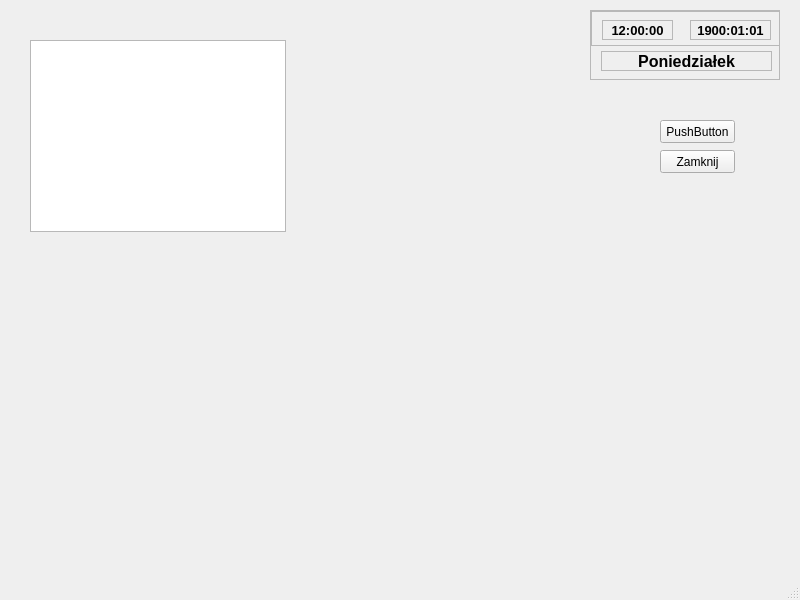
Above: Kontrahent/kontrahentlista.ui from Astropl/TestRamek before the change. Below: the same form after it.
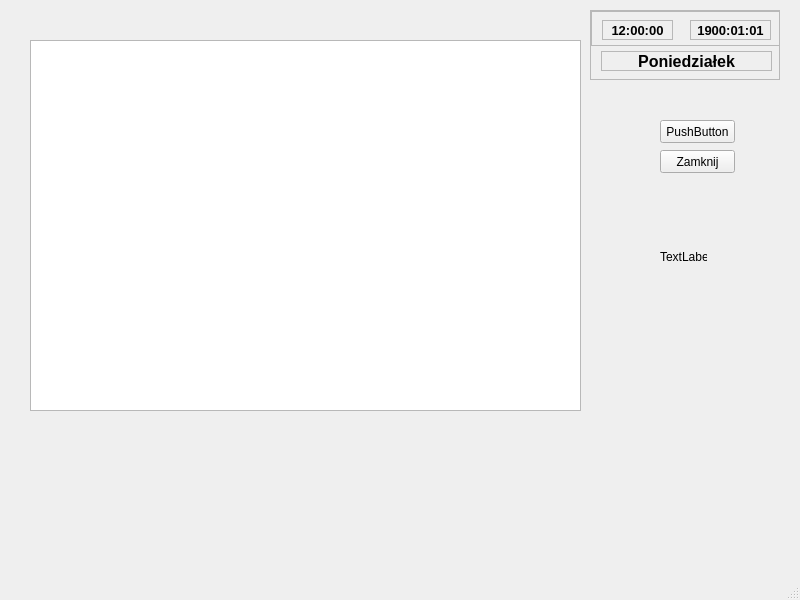
That is the form after the change.

Patch:
```diff
--- a/Kontrahent/kontrahentlista.ui
+++ b/Kontrahent/kontrahentlista.ui
@@ -174,12 +174,25 @@
      <rect>
       <x>30</x>
       <y>40</y>
-      <width>256</width>
-      <height>192</height>
+      <width>551</width>
+      <height>371</height>
      </rect>
     </property>
     <property name="sortingEnabled">
-     <bool>false</bool>
+     <bool>true</bool>
+    </property>
+   </widget>
+   <widget class="QLabel" name="labelTest">
+    <property name="geometry">
+     <rect>
+      <x>660</x>
+      <y>250</y>
+      <width>47</width>
+      <height>13</height>
+     </rect>
+    </property>
+    <property name="text">
+     <string>TextLabel</string>
     </property>
    </widget>
   </widget>
```
Left out of the diff: 6 changed lines with no effect on the pictures.
